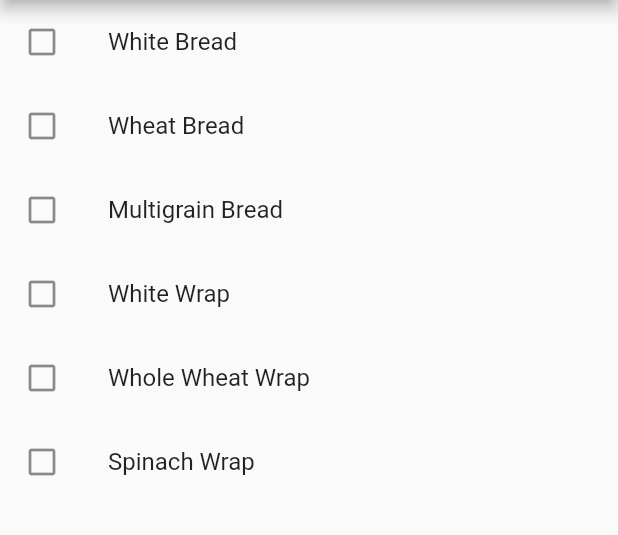
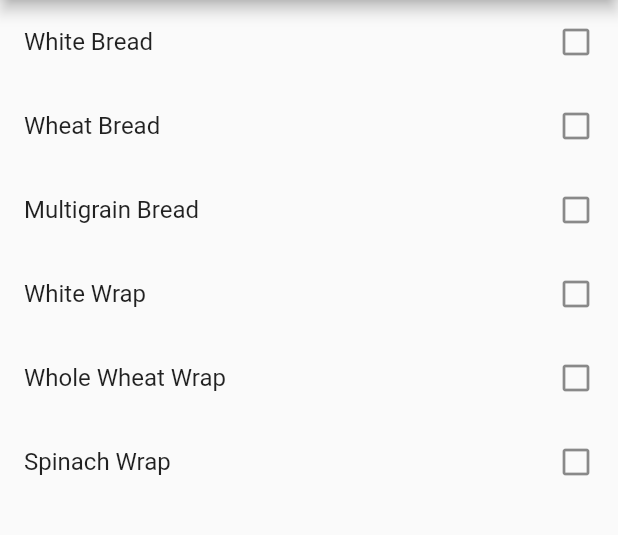
Before and after one commit to alexdenzler/allready, a Flutter app: the BreadPage screen opened directly, on a phone screen of 412 x 824 dp, the part 84-619 px from its top. Run offline on Flutter 3.47's test engine with Material 2 defaults, Android fonts, the phone set to English and light mode, and no system bars; our stand-ins replace cloud_firestore; accounts and stored records are empty; network calls fail.

Commit message:
Made open check boxes next to all of the individual ingredients, need to add feature that puts check mark in box when item is clicked.

```diff
--- a/lib/breadpage.dart
+++ b/lib/breadpage.dart
@@ -33,37 +33,37 @@ import 'package:cloud_firestore/cloud_firestore.dart';
     children: <Widget> [
       // White Bread
       ListTile(
-        leading: Icon(Icons.check_box_outline_blank),
+        trailing: Icon(Icons.check_box_outline_blank),
         title: Text("White Bread"),
         onTap: () {},
       ),
       // Wheat Bread
       ListTile(
-        leading: Icon(Icons.check_box_outline_blank),
+        trailing: Icon(Icons.check_box_outline_blank),
         title: Text("Wheat Bread"),
         onTap: () {},
       ),
       // Multigrain Bread
       ListTile(
-        leading: Icon(Icons.check_box_outline_blank),
+        trailing: Icon(Icons.check_box_outline_blank),
         title: Text("Multigrain Bread"),
         onTap: () {},
       ),
       // White Wrap
       ListTile(
-        leading: Icon(Icons.check_box_outline_blank),
+        trailing: Icon(Icons.check_box_outline_blank),
         title: Text("White Wrap"),
         onTap: () {},
       ),
       // Whole Wheat Wrap
       ListTile(
-        leading: Icon(Icons.check_box_outline_blank),
+        trailing: Icon(Icons.check_box_outline_blank),
         title: Text("Whole Wheat Wrap"),
         onTap: () {},
       ),
       // Spinach Wrap
       ListTile(
-        leading: Icon(Icons.check_box_outline_blank),
+        trailing: Icon(Icons.check_box_outline_blank),
         title: Text("Spinach Wrap"),
         onTap: () {},
       ),
--- a/lib/cheesepage.dart
+++ b/lib/cheesepage.dart
@@ -33,26 +33,31 @@ import 'package:cloud_firestore/cloud_firestore.dart';
     children: <Widget> [
       // American
       ListTile(
+        trailing: Icon(Icons.check_box_outline_blank),
         title: Text("American"),
         onTap: () {},
       ),
       // Cheddar
       ListTile(
+        trailing: Icon(Icons.check_box_outline_blank),
         title: Text("Cheddar"),
         onTap: () {},
       ),
       // Pepperjack
       ListTile(
+        trailing: Icon(Icons.check_box_outline_blank),
         title: Text("Pepperjack"),
         onTap: () {},
       ),
       // Provolone
       ListTile(
+        trailing: Icon(Icons.check_box_outline_blank),
         title: Text("Provolone"),
         onTap: () {},
       ),
       // Swiss
       ListTile(
+        trailing: Icon(Icons.check_box_outline_blank),
         title: Text("Swiss"),
         onTap: () {},
       ),
--- a/lib/meatpage.dart
+++ b/lib/meatpage.dart
@@ -33,26 +33,31 @@ import 'package:cloud_firestore/cloud_firestore.dart';
     children: <Widget> [
       // Bacon
       ListTile(
+        trailing: Icon(Icons.check_box_outline_blank),
         title: Text("Bacon"),
         onTap: () {},
       ),
       // Ham
       ListTile(
+        trailing: Icon(Icons.check_box_outline_blank),
         title: Text("Ham"),
         onTap: () {},
       ),
       // Roast Beef
       ListTile(
+        trailing: Icon(Icons.check_box_outline_blank),
         title: Text("Roast Beef"),
         onTap: () {},
       ),
       // Salami
       ListTile(
+        trailing: Icon(Icons.check_box_outline_blank),
         title: Text("Salami"),
         onTap: () {},
       ),
       // Turkey
       ListTile(
+        trailing: Icon(Icons.check_box_outline_blank),
         title: Text("Turkey"),
         onTap: () {},
       ),
--- a/lib/saucepage.dart
+++ b/lib/saucepage.dart
@@ -34,21 +34,25 @@ import 'package:cloud_firestore/cloud_firestore.dart';
     children: <Widget> [
       // Chipotle Sauce
       ListTile(
+        trailing: Icon(Icons.check_box_outline_blank),
         title: Text("Chipotle Sauce"),
         onTap: () {},
       ),
       // Honey Mustard
       ListTile(
+        trailing: Icon(Icons.check_box_outline_blank),
         title: Text("Honey Mustard"),
         onTap: () {},
       ),
       // Mayonnaise
       ListTile(
+        trailing: Icon(Icons.check_box_outline_blank),
         title: Text("Mayonnaise"),
         onTap: () {},
       ),
       // Yellow Mustard
       ListTile(
+        trailing: Icon(Icons.check_box_outline_blank),
         title: Text("Yellow Mustard"),
         onTap: () {},
       ),
--- a/lib/toppingspage.dart
+++ b/lib/toppingspage.dart
@@ -33,31 +33,37 @@ import 'package:cloud_firestore/cloud_firestore.dart';
     children: <Widget> [
       // Cucumber
       ListTile(
+        trailing: Icon(Icons.check_box_outline_blank),
         title: Text("Cucumber"),
         onTap: () {},
       ),
       // Green Pepper
       ListTile(
+        trailing: Icon(Icons.check_box_outline_blank),
         title: Text("Green Pepper"),
         onTap: () {},
       ),
       // Lettuce
       ListTile(
+        trailing: Icon(Icons.check_box_outline_blank),
         title: Text("Lettuce"),
         onTap: () {},
       ),
       // Onion
       ListTile(
+        trailing: Icon(Icons.check_box_outline_blank),
         title: Text("Onion"),
         onTap: () {},
       ),
       // Spinach
       ListTile(
+        trailing: Icon(Icons.check_box_outline_blank),
         title: Text("Spinach"),
         onTap: () {},
       ),
       // Tomato
       ListTile(
+        trailing: Icon(Icons.check_box_outline_blank),
         title: Text("Tomato"),
         onTap: () {},
       ),
```
